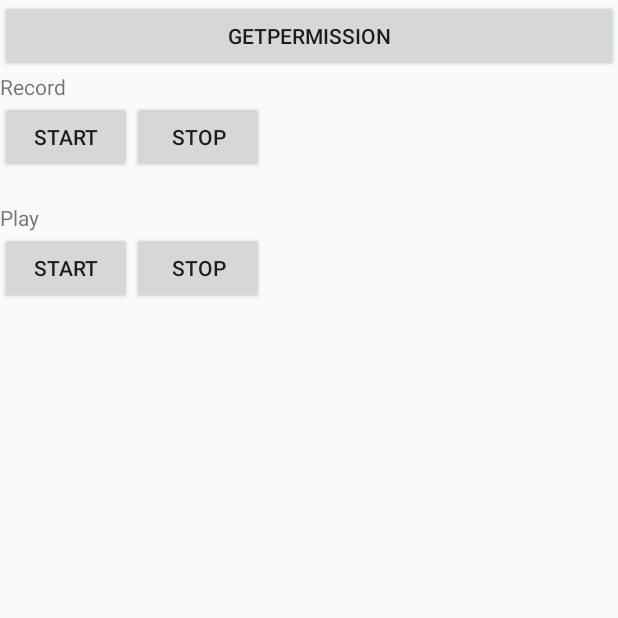
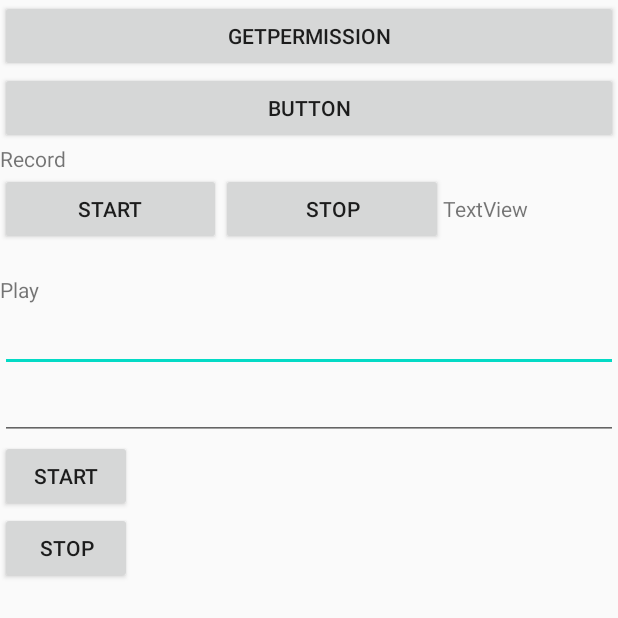
Before and after one commit to RomanBashmakov/Android_AudioMessenger, an Android app: the screen it shows after launch (MainActivity), on a phone screen of 412 x 824 dp, the top half of it. Run offline under Robolectric (Android 15) with nearby library versions, the phone set to English and light mode, and no system bars.

```diff
--- a/app/src/main/res/layout/activity_main.xml
+++ b/app/src/main/res/layout/activity_main.xml
@@ -14,47 +14,81 @@
         android:onClick="getPermission"
         android:text="@string/getPermission" />
 
+    <Button
+        android:id="@+id/button"
+        android:layout_width="match_parent"
+        android:layout_height="wrap_content"
+        android:text="Button" />
+
     <TextView
         android:layout_width="wrap_content"
         android:layout_height="wrap_content"
         android:text="@string/record">
     </TextView>
+
     <LinearLayout
         android:layout_width="match_parent"
         android:layout_height="wrap_content">
+
         <Button
             android:layout_width="wrap_content"
             android:layout_height="wrap_content"
+            android:layout_weight="1"
             android:onClick="recordStart"
-            android:text="@string/start">
-        </Button>
+            android:text="@string/start"></Button>
+
         <Button
             android:layout_width="wrap_content"
             android:layout_height="wrap_content"
+            android:layout_weight="1"
             android:onClick="recordStop"
-            android:text="@string/stop">
-        </Button>
+            android:text="@string/stop"></Button>
+
+        <TextView
+            android:id="@+id/PocketsCounter"
+            android:layout_width="wrap_content"
+            android:layout_height="wrap_content"
+            android:layout_weight="1"
+            android:text="TextView" />
     </LinearLayout>
+
     <TextView
         android:layout_width="wrap_content"
         android:layout_height="wrap_content"
         android:layout_marginTop="20dp"
         android:text="@string/play">
     </TextView>
+
     <LinearLayout
         android:layout_width="match_parent"
         android:layout_height="wrap_content">
+
+    </LinearLayout>
+
+    <EditText
+        android:id="@+id/frequencyFilter"
+        android:layout_width="match_parent"
+        android:layout_height="wrap_content"
+        android:ems="10"
+        android:inputType="number" />
+
+    <EditText
+        android:id="@+id/BandWidthInput"
+        android:layout_width="match_parent"
+        android:layout_height="wrap_content"
+        android:ems="10"
+        android:inputType="number" />
+
     <Button
         android:layout_width="wrap_content"
         android:layout_height="wrap_content"
         android:onClick="playStart"
-            android:text="@string/start">
-        </Button>
+        android:text="@string/start"></Button>
+
     <Button
         android:layout_width="wrap_content"
         android:layout_height="wrap_content"
         android:onClick="playStop"
-            android:text="@string/stop">
-        </Button>
+        android:text="@string/stop"></Button>
+
 </LinearLayout>
-</LinearLayout>
```
Also changed, not shown: app/src/main/java/com/example/audiorecorder/MainActivity.java (+28 -6 lines). Lines whose indentation alone changed are shown as unchanged.
